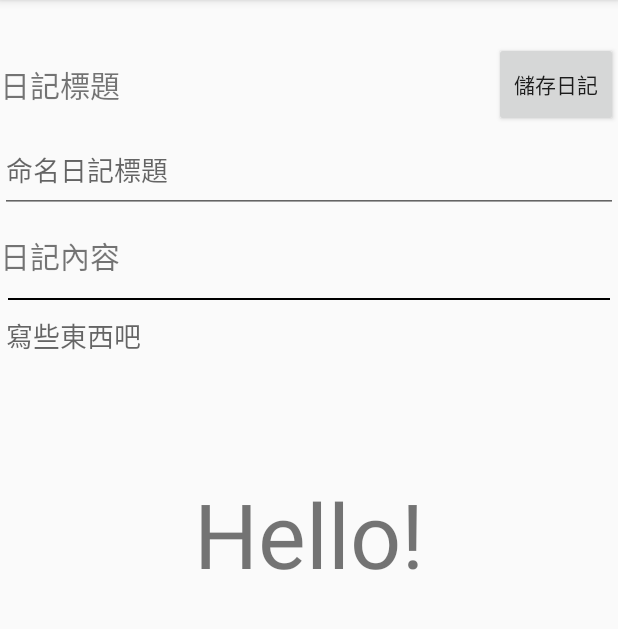
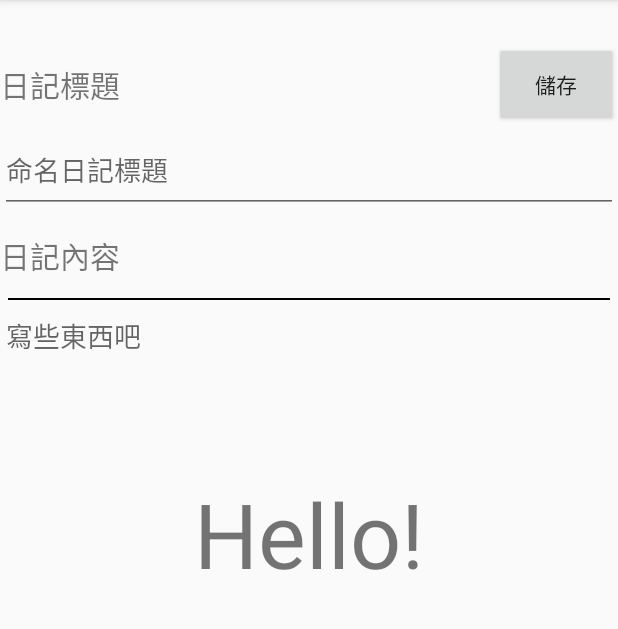
Before and after one commit to ethan91024/FamiCare, an Android app: the fragment DiaryContentFragment placed in its activity, on a phone screen of 412 x 824 dp, the part 84-713 px from its top. Run offline under Robolectric (Android 15) with nearby library versions, the phone set to English and light mode, and no system bars; our stand-ins replace Room's generated code; 1 statement that could not run was skipped.

Commit message:
優化按鈕

```diff
--- a/app/src/main/res/layout/fragment_diary_content.xml
+++ b/app/src/main/res/layout/fragment_diary_content.xml
@@ -43,7 +43,7 @@
                 android:layout_width="0dp"
                 android:layout_height="match_parent"
                 android:layout_weight="2"
-                android:text="儲存日記" />
+                android:text="儲存" />
 
         </LinearLayout>
 
```
